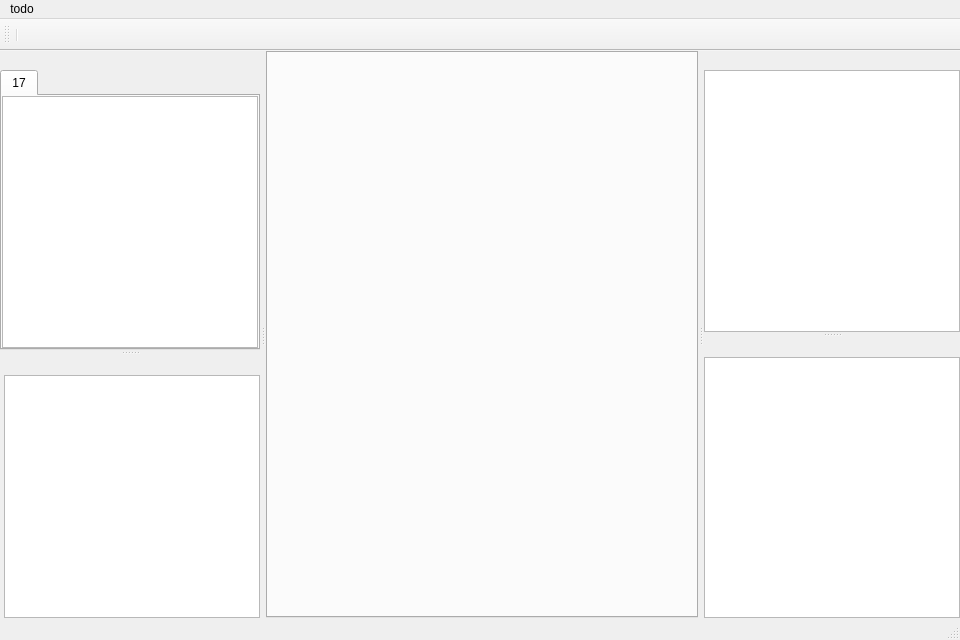
dizhanbin/my17, file mainwindow.ui: the form before one commit.
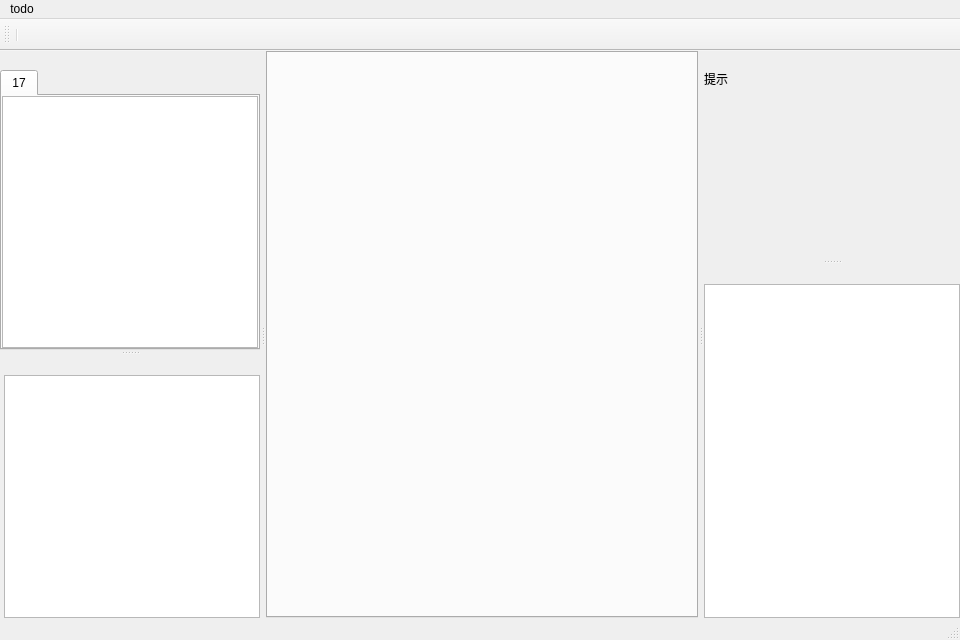
The form after the commit.

The edit to the form file:
```diff
--- a/mainwindow.ui
+++ b/mainwindow.ui
@@ -163,7 +163,17 @@
       <number>0</number>
      </property>
      <item>
-      <widget class="QTreeView" name="right_top"/>
+      <widget class="QLabel" name="right_top">
+       <property name="text">
+        <string>提示</string>
+       </property>
+       <property name="alignment">
+        <set>Qt::AlignLeading|Qt::AlignLeft|Qt::AlignTop</set>
+       </property>
+       <property name="wordWrap">
+        <bool>true</bool>
+       </property>
+      </widget>
      </item>
     </layout>
    </widget>
```
